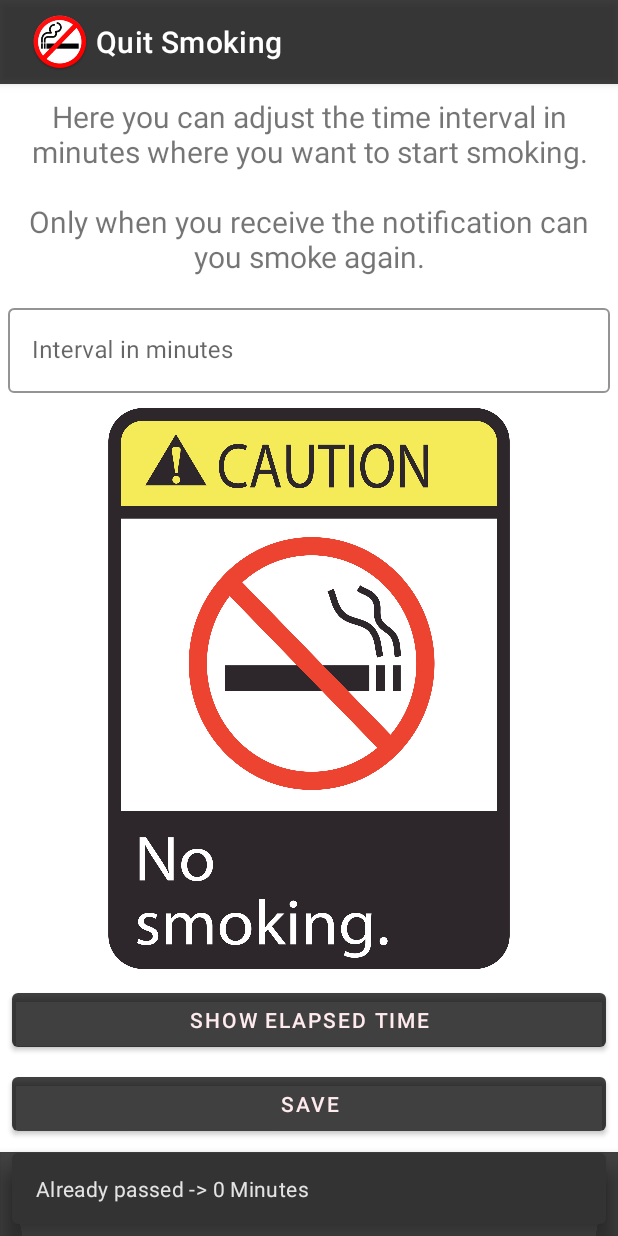
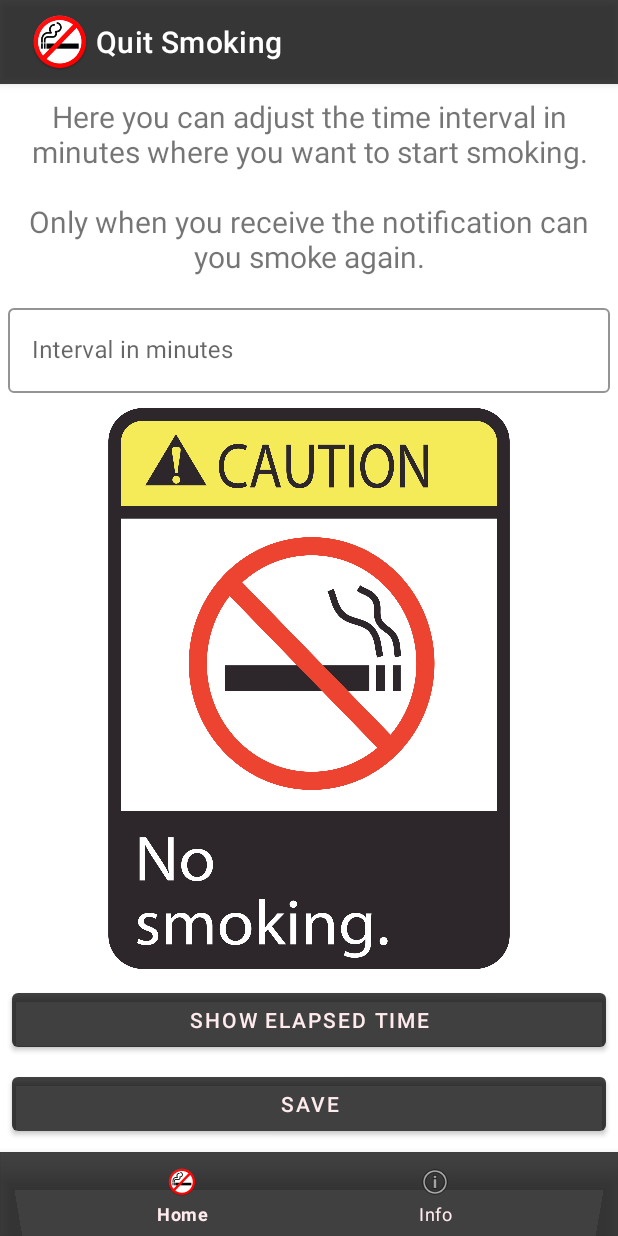
Before and after one commit to LN-Dark/Quit_Smoking, an Android app: the screen it shows after launch (MainActivity), after a tap on "SHOW ELAPSED TIME", on a phone screen of 412 x 824 dp. Run offline under Robolectric (Android 15) with nearby library versions, the phone set to English and light mode, and no system bars; 1 statement that could not run was skipped.

Commit message:
Fixed - After restart it shows notification to smoke

```diff
--- a/app/src/main/java/com/lua/quitsmoking/MainActivity.java
+++ b/app/src/main/java/com/lua/quitsmoking/MainActivity.java
@@ -63,6 +63,8 @@ public class MainActivity extends AppCompatActivity implements BottomNavigationV
         int dayClock = prefs.getInt("Moon_QuitSmoking_Clock_dayClock", 0);
         int monthClock = prefs.getInt("Moon_QuitSmoking_monthClock", 0);
         int yearClock = prefs.getInt("Moon_QuitSmoking_Clock_yearClock", 0);
+        int intervaloTime = prefs.getInt("Moon_QuitSmoking_Clock_interval", 0);
+        if(intervaloTime != 0){
             Calendar Datecompare = Calendar.getInstance();
             Datecompare.set(yearClock,monthClock,dayClock);
             Datecompare.set(Calendar.HOUR_OF_DAY, intervaloTime_hour);
@@ -73,6 +75,8 @@ public class MainActivity extends AppCompatActivity implements BottomNavigationV
             long d1 = Duration.between(ldt1, ldt2).toMinutes();
             Snackbar.make(findViewById(android.R.id.content),getString(R.string.japassaram) + " " + String.valueOf(d1) + " " + getString(R.string.minutos), Snackbar.LENGTH_LONG)
                     .setAction("Action", null).show();
+        }
+
     }
 
     private void doBindService() {
```
Also changed, not shown: 1 other file. Lines whose indentation alone changed are shown as unchanged.
